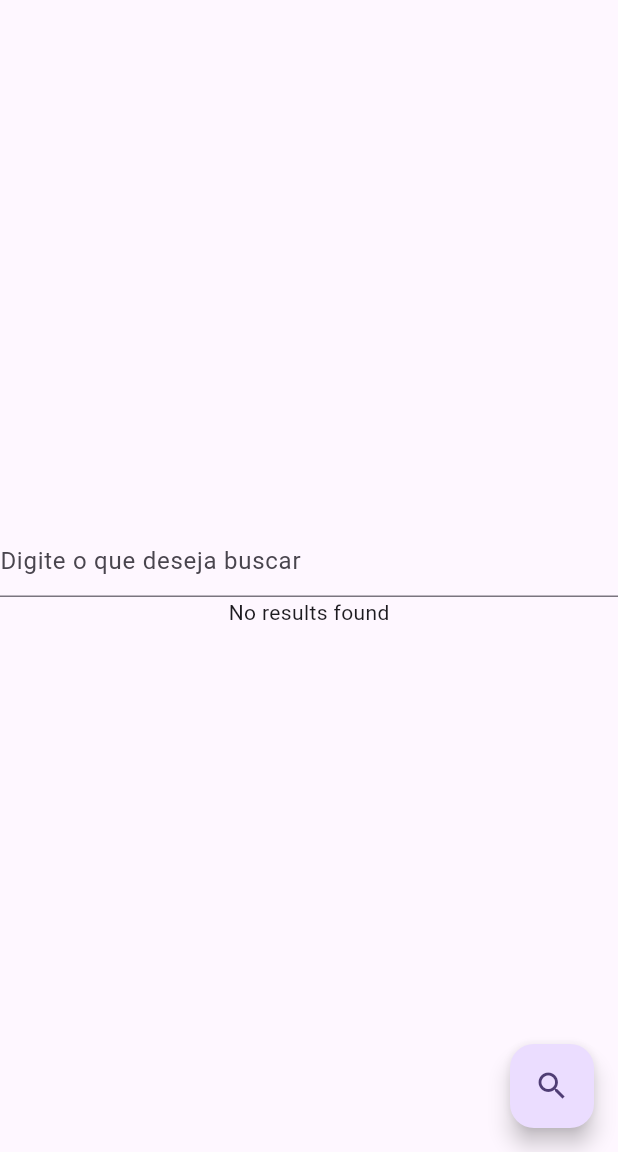
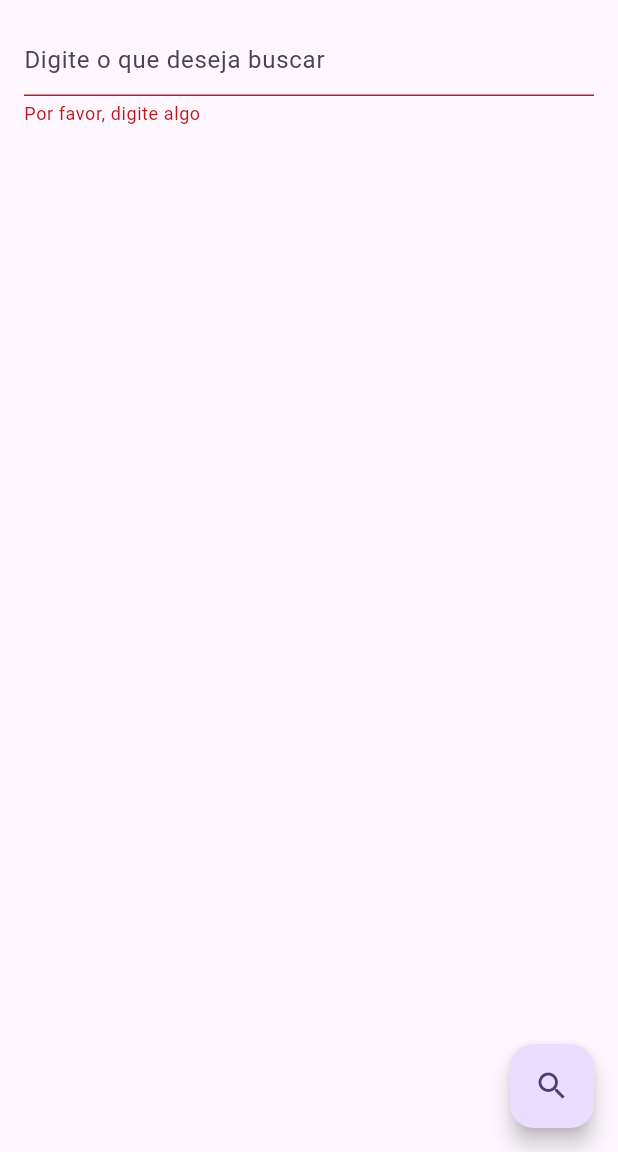
Before and after one commit to Ericles-Porty/Flutter-Google-Image-Searcher, a Flutter app: the screen it shows after launch, after a tap on the "search" icon, on a phone screen of 412 x 824 dp, the part 84-1236 px from its top. Run offline on Flutter 3.47's test engine with Material 2 defaults, Android fonts, the phone set to English and light mode, and no system bars; our stand-ins replace dio, pretty_dio_logger.

Commit message:
fix: changed listview to gridview

```diff
--- a/lib/src/app_widget.dart
+++ b/lib/src/app_widget.dart
@@ -8,6 +8,7 @@ class AppWidget extends StatelessWidget {
   Widget build(BuildContext context) {
     return MaterialApp(
       title: 'Flutter Image Searcher',
+      debugShowCheckedModeBanner: false,
       theme: ThemeData(
         colorScheme: ColorScheme.fromSeed(seedColor: Colors.deepPurple),
         useMaterial3: true,
--- a/lib/src/home/home_page.dart
+++ b/lib/src/home/home_page.dart
@@ -1,6 +1,6 @@
 import 'package:flutter/material.dart';
-import 'package:googleapis/customsearch/v1.dart';
 import 'package:dio/dio.dart';
+import 'package:pretty_dio_logger/pretty_dio_logger.dart';
 
 class HomePage extends StatefulWidget {
   final String title;
@@ -16,7 +16,7 @@ class HomePage extends StatefulWidget {
 
 class _HomePageState extends State<HomePage> {
   List<String> _images = <String>[];
-  late bool _canRequest;
+
   final _textController = TextEditingController();
   final _formKey = GlobalKey<FormState>();
 
@@ -29,29 +29,23 @@ class _HomePageState extends State<HomePage> {
   @override
   void initState() {
     super.initState();
-    _canRequest = false;
-  }
-
-  Future<void> _fetchImagesButton() async {
-    _canRequest = true;
-    await _fetchImages();
   }
 
   Future _fetchImages() async {
-    debugPrint('Called _fetchImages');
-    if (_textController.text.isEmpty) return;
-    debugPrint('Passed _textController.text.isEmpty');
     if (!_formKey.currentState!.validate()) return;
-    debugPrint('Passed _formKey.currentState!.validate()');
 
     final dio = Dio();
+    dio.interceptors.add(PrettyDioLogger(
+        requestHeader: true,
+        requestBody: true,
+        responseBody: true,
+        responseHeader: false,
+        error: true,
+        compact: true,
+        maxWidth: 90));
 
     try {
-      if (!_canRequest) {
-        debugPrint('Can\'t request');
-        return;
-      }
-
+      debugPrint('Requesting... ${_textController.text}');
       final response = await dio.get(
         'https://www.googleapis.com/customsearch/v1',
         queryParameters: <String, dynamic>{
@@ -62,16 +56,15 @@ class _HomePageState extends State<HomePage> {
           'safe': 'active',
           'hl': 'pt-BR',
           'gl': 'br',
-          'num': 2,
+          'num': 10,
           // 'imgType': 'STOCK',
           // 'imgType': 'LINEART',
         },
       );
 
-      _images = response.data['items'].map<String>((dynamic item) {
-        return item['link'] as String;
+      setState(() {
+        _images = response.data['items'].map<String>((dynamic item) => item['link'] as String).toList();
       });
-      _canRequest = false;
 
       debugPrint(_images.toString());
     } on DioException catch (e) {
@@ -79,85 +72,52 @@ class _HomePageState extends State<HomePage> {
     }
   }
 
-  Widget _mapStateToWidget(BuildContext context, AsyncSnapshot<dynamic> snapshot) {
-    final ConnectionState state = snapshot.connectionState;
-    if (state == ConnectionState.none) {
-      debugPrint('No connection');
-      return const Center(child: Text('No connection'));
-    }
-
-    if (state == ConnectionState.waiting) {
-      debugPrint('Awaiting result...');
-      return const Center(child: Text('Awaiting result...'));
-    }
-
-    if (state == ConnectionState.active) {
-      debugPrint('Connection active');
-      return const Text('Awaiting result...');
-    }
-
-    if (snapshot.hasError) {
-      debugPrint('Error: ${snapshot.error}');
-      return Text('Error: ${snapshot.error}');
-    }
-
-    if (state == ConnectionState.done && snapshot.hasData) {
-      debugPrint('Done!');
-      return ListView.builder(itemBuilder: (BuildContext context, int index) {
-        return Image.network(
-          _images[index],
-          fit: BoxFit.cover,
-          height: 200,
-          width: 200,
-        );
-      });
-    }
-
-    if (state == ConnectionState.done && !snapshot.hasData) {
-      debugPrint('No results found');
-      return const Text('No results found');
-    }
-
-    debugPrint('Loading...');
-    return const CircularProgressIndicator();
-  }
-
   @override
   Widget build(BuildContext context) {
+    debugPrint('Builded Images URL: $_images');
     return Scaffold(
       appBar: AppBar(
         backgroundColor: Theme.of(context).colorScheme.inversePrimary,
         title: Text(widget.title),
       ),
-      body: Center(
+      body: SingleChildScrollView(
+        padding: const EdgeInsets.all(16),
         child: Column(
+          crossAxisAlignment: CrossAxisAlignment.start,
           mainAxisAlignment: MainAxisAlignment.center,
-          children: <Widget>[
+          children: [
             Form(
               key: _formKey,
               child: TextFormField(
                 controller: _textController,
-                decoration: const InputDecoration(
-                  hintText: 'Digite o que deseja buscar',
-                ),
+                decoration: const InputDecoration(hintText: 'Digite o que deseja buscar'),
                 validator: (String? value) {
-                  if (value == null || value.isEmpty) {
-                    return 'Por favor, digite algo';
-                  }
+                  if (value == null || value.isEmpty) return 'Por favor, digite algo';
                   return null;
                 },
               ),
             ),
-            FutureBuilder(
-              future: _fetchImages(),
-              builder: _mapStateToWidget,
+            GridView.builder(
+              gridDelegate: const SliverGridDelegateWithFixedCrossAxisCount(
+                crossAxisCount: 2,
+                crossAxisSpacing: 8,
+                mainAxisSpacing: 8,
+              ),
+              shrinkWrap: true,
+              itemCount: _images.length,
+              itemBuilder: (context, index) {
+                return Image.network(
+                  _images[index],
+                  fit: BoxFit.cover,
+                );
+              },
             ),
           ],
         ),
       ),
       floatingActionButton: FloatingActionButton(
         onPressed: () {
-          _fetchImagesButton();
+          _fetchImages();
         },
         tooltip: 'Buscar',
         child: const Icon(Icons.search),
--- a/pubspec.yaml
+++ b/pubspec.yaml
@@ -38,6 +38,7 @@ dependencies:
   googleapis: ^11.4.0
 
   dio: ^5.3.3
+  pretty_dio_logger: ^1.3.1
 
 dev_dependencies:
   flutter_test:
```
Also changed, not shown: pubspec.lock.
